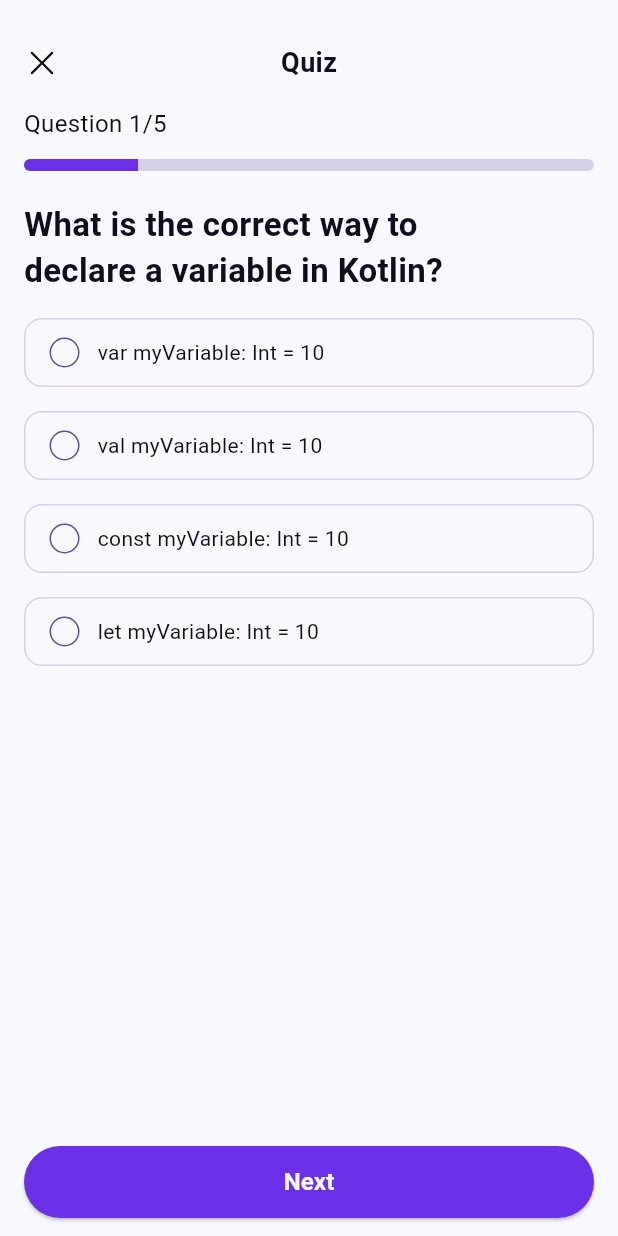
After one commit to MatheusHenry2/Flutter-studies, a Flutter app: the QuizScreen screen opened directly, on a phone screen of 412 x 824 dp. The commit adds this screen. Run offline on Flutter 3.47's test engine with Material 3 defaults, Android fonts, the phone set to English and light mode, and no system bars; our stand-ins replace firebase_auth, firebase_core, flutter_svg, google_sign_in, logger; accounts and stored records are empty; Roboto replaces fonts that are missing (Space Grotesk).

Commit message:
[Flutter AI task 4] First adaptation quiz screen to figma

```diff
--- /dev/null
+++ b/lib/quiz/quiz_page.dart
@@ -0,0 +1,186 @@
+import 'package:flutter/material.dart';
+import 'package:flutter_svg/flutter_svg.dart';
+
+class QuizScreen extends StatefulWidget {
+  const QuizScreen({super.key});
+
+  @override
+  _QuizScreenState createState() => _QuizScreenState();
+}
+
+class _QuizScreenState extends State<QuizScreen> {
+  int _selectedIndex = -1;
+
+  final List<String> _options = [
+    'var myVariable: Int = 10',
+    'val myVariable: Int = 10',
+    'const myVariable: Int = 10',
+    'let myVariable: Int = 10',
+  ];
+
+  @override
+  Widget build(BuildContext context) {
+    return Scaffold(
+      body: Padding(
+        padding: const EdgeInsets.only(top: 29, left: 16, right: 16),
+        child: Column(
+          crossAxisAlignment: CrossAxisAlignment.stretch,
+          children: [
+            // close + título + espaço para centralizar
+            Row(
+              children: [
+                GestureDetector(
+                  onTap: () => Navigator.of(context).pop(),
+                  child: SvgPicture.asset(
+                    'assets/imagens/close.svg',
+                    width: 24,
+                    height: 24,
+                  ),
+                ),
+                const Expanded(
+                  child: Center(
+                    child: Text(
+                      'Quiz',
+                      style: TextStyle(
+                        fontFamily: 'Space Grotesk',
+                        fontWeight: FontWeight.bold,
+                        fontSize: 18,
+                        color: Color(0xFF120D1C),
+                      ),
+                    ),
+                  ),
+                ),
+                const SizedBox(width: 24),
+              ],
+            ),
+
+            const SizedBox(height: 16),
+            const Align(
+              alignment: Alignment.centerLeft,
+              child: Text(
+                'Question 1/5',
+                style: TextStyle(
+                  fontFamily: 'Space Grotesk',
+                  fontSize: 16,
+                  color: Color(0xFF120D1C),
+                ),
+              ),
+            ),
+
+            const SizedBox(height: 12),
+            ClipRRect(
+              borderRadius: BorderRadius.circular(4),
+              child: const LinearProgressIndicator(
+                value: 1 / 5,
+                minHeight: 8,
+                backgroundColor: Color(0xFFD6D1E8),
+                valueColor: AlwaysStoppedAnimation(Color(0xFF6B30E8)),
+              ),
+            ),
+
+            const SizedBox(height: 20),
+            const Align(
+              alignment: Alignment.centerLeft,
+              child: Text(
+                'What is the correct way to\n'
+                'declare a variable in Kotlin?',
+                style: TextStyle(
+                  fontFamily: 'Space Grotesk',
+                  fontWeight: FontWeight.bold,
+                  fontSize: 22,
+                  color: Color(0xFF120D1C),
+                ),
+              ),
+            ),
+
+            const SizedBox(height: 16),
+
+            ...List.generate(_options.length, (i) {
+              final isSelected = _selectedIndex == i;
+              return GestureDetector(
+                onTap: () => setState(() => _selectedIndex = i),
+                child: Container(
+                  margin: EdgeInsets.only(
+                      bottom: i == _options.length - 1 ? 0 : 16),
+                  padding:
+                      const EdgeInsets.symmetric(vertical: 12, horizontal: 16),
+                  decoration: BoxDecoration(
+                    border: Border.all(
+                      color: isSelected
+                          ? const Color(0xFF6B30E8)
+                          : const Color(0xFFD6D1E8),
+                    ),
+                    borderRadius: BorderRadius.circular(12),
+                  ),
+                  child: Row(
+                    children: [
+                      Container(
+                        width: 20,
+                        height: 20,
+                        decoration: BoxDecoration(
+                          shape: BoxShape.circle,
+                          border: Border.all(
+                            color: isSelected
+                                ? const Color(0xFF6B30E8)
+                                : const Color(0xFF634D99),
+                          ),
+                        ),
+                        child: isSelected
+                            ? Center(
+                                child: Container(
+                                  width: 12,
+                                  height: 12,
+                                  decoration: const BoxDecoration(
+                                    shape: BoxShape.circle,
+                                    color: Color(0xFF6B30E8),
+                                  ),
+                                ),
+                              )
+                            : null,
+                      ),
+                      const SizedBox(width: 12),
+                      Expanded(
+                        child: Text(
+                          _options[i],
+                          style: const TextStyle(
+                            fontFamily: 'Space Grotesk',
+                            fontSize: 14,
+                            color: Color(0xFF120D1C),
+                          ),
+                        ),
+                      ),
+                    ],
+                  ),
+                ),
+              );
+            }),
+
+            const Spacer(),
+          ],
+        ),
+      ),
+      bottomNavigationBar: Padding(
+        padding: const EdgeInsets.fromLTRB(16, 0, 16, 12),
+        child: ElevatedButton(
+          onPressed: () {},
+          style: ElevatedButton.styleFrom(
+            backgroundColor: const Color(0xFF6B30E8),
+            minimumSize: const Size(double.infinity, 48),
+            shape: RoundedRectangleBorder(
+              borderRadius: BorderRadius.circular(24),
+            ),
+          ),
+          child: const Text(
+            'Next',
+            style: TextStyle(
+              fontFamily: 'Space Grotesk',
+              fontWeight: FontWeight.bold,
+              fontSize: 16,
+              color: Color(0xFFFAF7FC),
+            ),
+          ),
+        ),
+      ),
+    );
+  }
+}
--- a/pubspec.yaml
+++ b/pubspec.yaml
@@ -41,3 +41,4 @@ flutter:
   assets:
   - assets/imagens/profile.png
   - assets/imagens/code.svg
+  - assets/imagens/close.svg
```
Also changed, not shown: lib/homepage/home_page.dart (+44 -178 lines), assets/imagens/close.svg (added).
